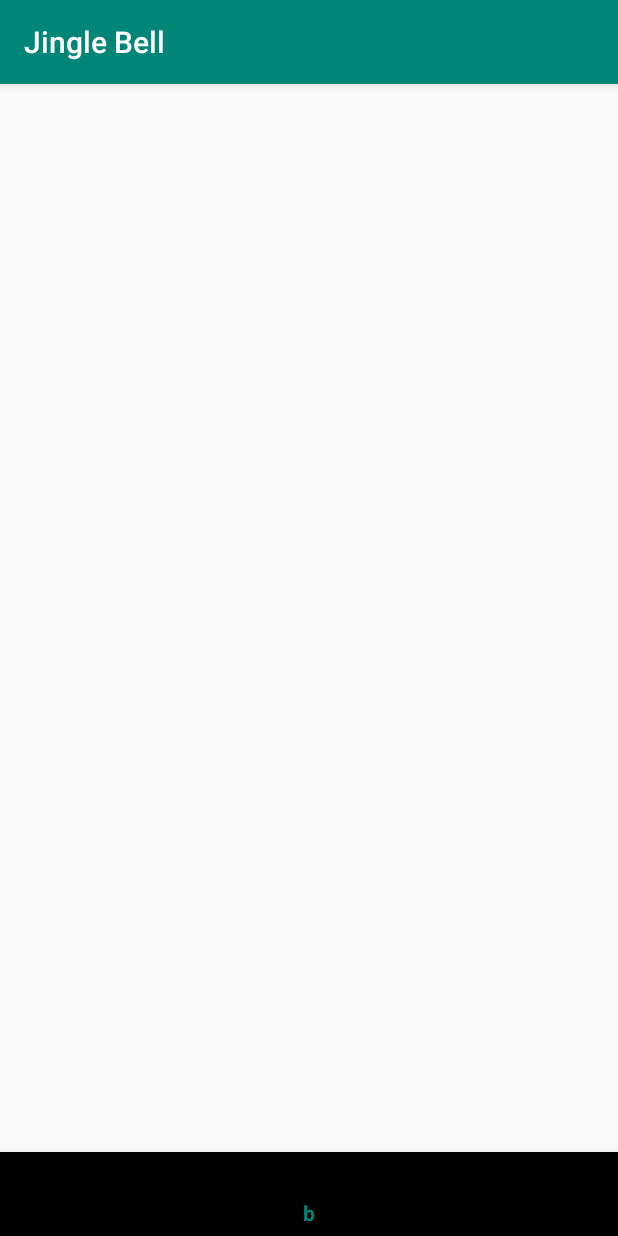
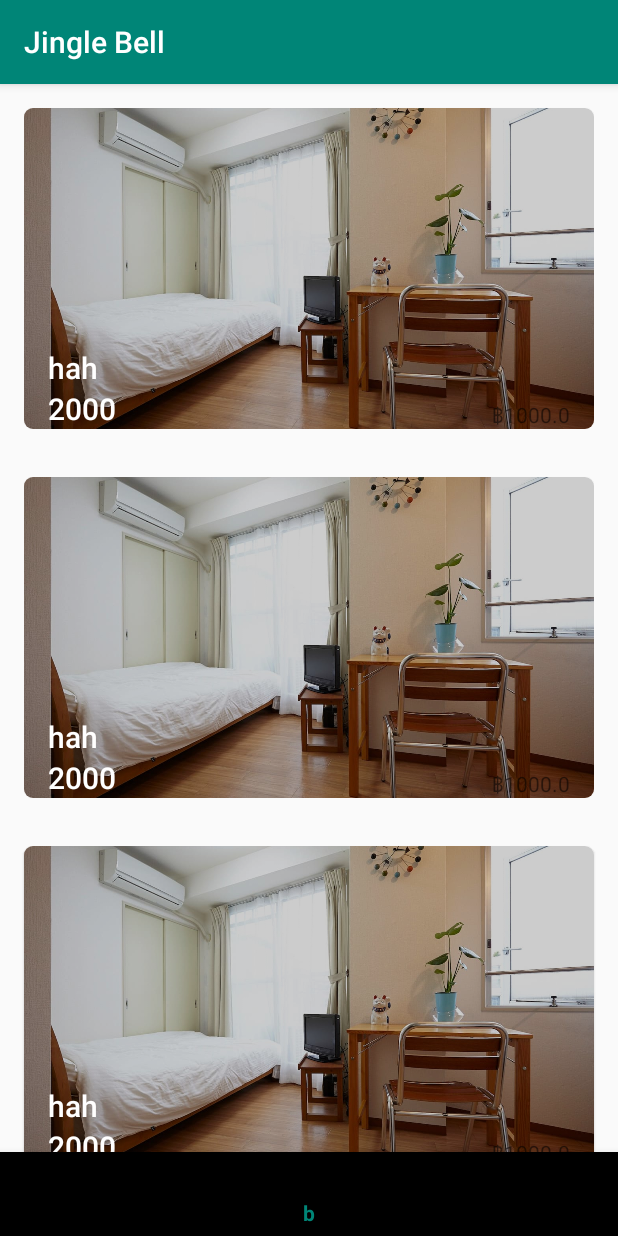
Before and after one commit to last3oy/JingleBell, an Android app: the screen it shows after launch (MainActivity), item 2 of the bottom bar chosen, on a phone screen of 412 x 824 dp. Run offline under Robolectric (Android 15) with nearby library versions, the phone set to English and light mode, and no system bars.

Commit message:
fragment b

```diff
--- a/app/src/main/kotlin/scb/academy/jinglebell/adapter/BAdapter.kt
+++ b/app/src/main/kotlin/scb/academy/jinglebell/adapter/BAdapter.kt
@@ -2,9 +2,12 @@ package scb.academy.jinglebell.adapter
 
 import android.view.LayoutInflater
 import android.view.ViewGroup
+import android.widget.ImageView
+import android.widget.TextView
 import androidx.recyclerview.widget.DiffUtil
 import androidx.recyclerview.widget.ListAdapter
 import androidx.recyclerview.widget.RecyclerView
+import kotlinx.android.synthetic.main.item_room.view.*
 import scb.academy.jinglebell.R
 import scb.academy.jinglebell.vo.Room
 
@@ -31,11 +34,19 @@ class RoomDiffCallBack : DiffUtil.ItemCallback<Room>() {
 }
 
 class RoomViewHolder(parent: ViewGroup) : RecyclerView.ViewHolder(
-    LayoutInflater.from(parent.context).inflate(R.layout.item_room, parent, false)
+        LayoutInflater.from(parent.context).inflate(R.layout.item_room, parent, false)
 ) {
 
+    private val ivRoom = itemView.iv_room_image
+    private val tvName = itemView.tv_room_name
+    private val tvLocation = itemView.tv_room_location
+    private val tvPrice = itemView.tv_room_price
+
     fun bind(room: Room) {
-        // TODO: bind data here.
+        ivRoom.setImageResource(room.imagePath)
+        tvName.text = room.name
+        tvLocation.text = room.location
+        tvPrice.text = "฿${room.price}"
     }
 
 }
--- a/app/src/main/kotlin/scb/academy/jinglebell/fragment/BFragment.kt
+++ b/app/src/main/kotlin/scb/academy/jinglebell/fragment/BFragment.kt
@@ -5,7 +5,11 @@ import android.view.LayoutInflater
 import android.view.View
 import android.view.ViewGroup
 import androidx.fragment.app.Fragment
+import androidx.recyclerview.widget.LinearLayoutManager
+import androidx.recyclerview.widget.RecyclerView
 import scb.academy.jinglebell.R
+import scb.academy.jinglebell.adapter.BAdapter
+import scb.academy.jinglebell.vo.Room
 
 class BFragment : Fragment() {
 
@@ -15,6 +19,33 @@ class BFragment : Fragment() {
 
     override fun onViewCreated(view: View, savedInstanceState: Bundle?) {
         super.onViewCreated(view, savedInstanceState)
+        val element = Room(
+                "hah",
+                1000.0f,
+                "2000",
+                R.drawable.room_1
+        )
+        val rooms = listOf(
+                element,
+                element,
+                element,
+                element,
+                element,
+                element,
+                element,
+                element,
+                element,
+                element,
+                element,
+                element
+        )
 
+        val rvRooms: RecyclerView = view.findViewById(R.id.rv_rooms)
+        rvRooms.apply {
+            layoutManager = LinearLayoutManager(context)
+            adapter = BAdapter().apply {
+                submitList(rooms)
+            }
+        }
     }
 }
--- a/app/src/main/kotlin/scb/academy/jinglebell/vo/Room.kt
+++ b/app/src/main/kotlin/scb/academy/jinglebell/vo/Room.kt
@@ -1,8 +1,10 @@
 package scb.academy.jinglebell.vo
+
+import androidx.annotation.DrawableRes
 
 data class Room(
     val name: String,
     val price: Float,
     val location: String,
-    val imagePath: String
+    @DrawableRes val imagePath: Int
 )
--- a/app/src/main/res/assets/room.json
+++ /dev/null
@@ -1,29 +0,0 @@
-{
-    "room" : [
-        {
-            "name": "Quiet & Near",
-            "price": "1437.00",
-            "location": "Japan"
-        },
-        {
-            "name": "Myeong Dong",
-            "price": "2776.00",
-            "location": "Korea"
-        },
-        {
-            "name": "The Muse Haus I - Black Sheep",
-            "price": "2673.00",
-            "location": "England"
-        },
-        {
-            "name": "Amazing House High Maris",
-            "price": "6837.00",
-            "location": "France"
-        },
-        {
-            "name": "Mansion Block Chic",
-            "price": "1218.00",
-            "location": "Australia"
-        }
-    ]
-}
--- a/app/src/main/res/layout/fragment_b.xml
+++ b/app/src/main/res/layout/fragment_b.xml
@@ -1,7 +1,15 @@
 <?xml version="1.0" encoding="utf-8"?>
 <LinearLayout xmlns:android="http://schemas.android.com/apk/res/android"
-              android:orientation="vertical"
-              android:layout_width="match_parent"
-              android:layout_height="match_parent">
+    xmlns:app="http://schemas.android.com/apk/res-auto"
+    android:layout_width="match_parent"
+    android:layout_height="match_parent"
+    android:orientation="vertical">
+
+    <androidx.recyclerview.widget.RecyclerView
+        android:id="@+id/rv_rooms"
+        android:layout_width="match_parent"
+        android:layout_height="match_parent"
+        android:clipToPadding="false"
+        android:overScrollMode="never" />
 
 </LinearLayout>
--- a/app/src/main/res/layout/item_room.xml
+++ b/app/src/main/res/layout/item_room.xml
@@ -1,7 +1,79 @@
 <?xml version="1.0" encoding="utf-8"?>
-<LinearLayout xmlns:android="http://schemas.android.com/apk/res/android"
-              android:orientation="vertical"
-              android:layout_width="match_parent"
-              android:layout_height="match_parent">
+<com.google.android.material.card.MaterialCardView xmlns:android="http://schemas.android.com/apk/res/android"
+    xmlns:app="http://schemas.android.com/apk/res-auto"
+    xmlns:tools="http://schemas.android.com/tools"
+    style="@style/Widget.MaterialComponents.CardView"
+    android:layout_width="match_parent"
+    android:layout_height="wrap_content"
+    android:layout_margin="16dp"
+    android:orientation="vertical"
+    app:cardCornerRadius="6dp">
 
-</LinearLayout>
+    <androidx.constraintlayout.widget.ConstraintLayout
+        android:layout_width="match_parent"
+        android:layout_height="wrap_content">
+
+        <ImageView
+            android:id="@+id/iv_room_image"
+            android:layout_width="0dp"
+            android:layout_height="0dp"
+            android:scaleType="centerCrop"
+            app:layout_constraintBottom_toBottomOf="parent"
+            app:layout_constraintDimensionRatio="16:9"
+            app:layout_constraintEnd_toEndOf="parent"
+            app:layout_constraintStart_toStartOf="parent"
+            app:layout_constraintTop_toTopOf="parent"
+            tools:src="@drawable/room_1" />
+
+        <View
+            android:layout_width="0dp"
+            android:layout_height="0dp"
+            android:background="@color/overlay_image"
+            app:layout_constraintBottom_toBottomOf="@id/iv_room_image"
+            app:layout_constraintEnd_toEndOf="@id/iv_room_image"
+            app:layout_constraintStart_toStartOf="@id/iv_room_image"
+            app:layout_constraintTop_toTopOf="@id/iv_room_image" />
+
+        <androidx.constraintlayout.widget.Guideline
+            android:id="@+id/gl_vertical_start"
+            android:layout_width="wrap_content"
+            android:layout_height="wrap_content"
+            android:orientation="vertical"
+            app:layout_constraintGuide_begin="16dp" />
+
+        <androidx.constraintlayout.widget.Guideline
+            android:id="@+id/gl_vertical_end"
+            android:layout_width="wrap_content"
+            android:layout_height="wrap_content"
+            android:orientation="vertical"
+            app:layout_constraintGuide_end="16dp" />
+
+        <TextView
+            android:id="@+id/tv_room_name"
+            style="@style/TextAppearance.AppCompat.Widget.ActionBar.Title.Inverse"
+            android:layout_width="wrap_content"
+            android:layout_height="wrap_content"
+            app:layout_constraintBottom_toTopOf="@id/tv_room_location"
+            app:layout_constraintStart_toStartOf="@id/gl_vertical_start"
+            tools:text="name" />
+
+        <TextView
+            android:id="@+id/tv_room_location"
+            style="@style/TextAppearance.AppCompat.Widget.ActionBar.Title.Inverse"
+            android:layout_width="wrap_content"
+            android:layout_height="wrap_content"
+            app:layout_constraintBottom_toBottomOf="@id/iv_room_image"
+            app:layout_constraintStart_toStartOf="@id/gl_vertical_start"
+            tools:text="location" />
+
+        <TextView
+            android:id="@+id/tv_room_price"
+            android:layout_width="wrap_content"
+            android:layout_height="wrap_content"
+            app:layout_constraintBottom_toBottomOf="@id/iv_room_image"
+            app:layout_constraintEnd_toStartOf="@id/gl_vertical_end"
+            tools:text="$199" />
+
+    </androidx.constraintlayout.widget.ConstraintLayout>
+
+</com.google.android.material.card.MaterialCardView>
--- a/app/src/main/res/values/colors.xml
+++ b/app/src/main/res/values/colors.xml
@@ -3,4 +3,5 @@
     <color name="colorPrimary">#008577</color>
     <color name="colorPrimaryDark">#00574B</color>
     <color name="colorAccent">#D81B60</color>
+    <color name="overlay_image">#33000000</color>
 </resources>
```
